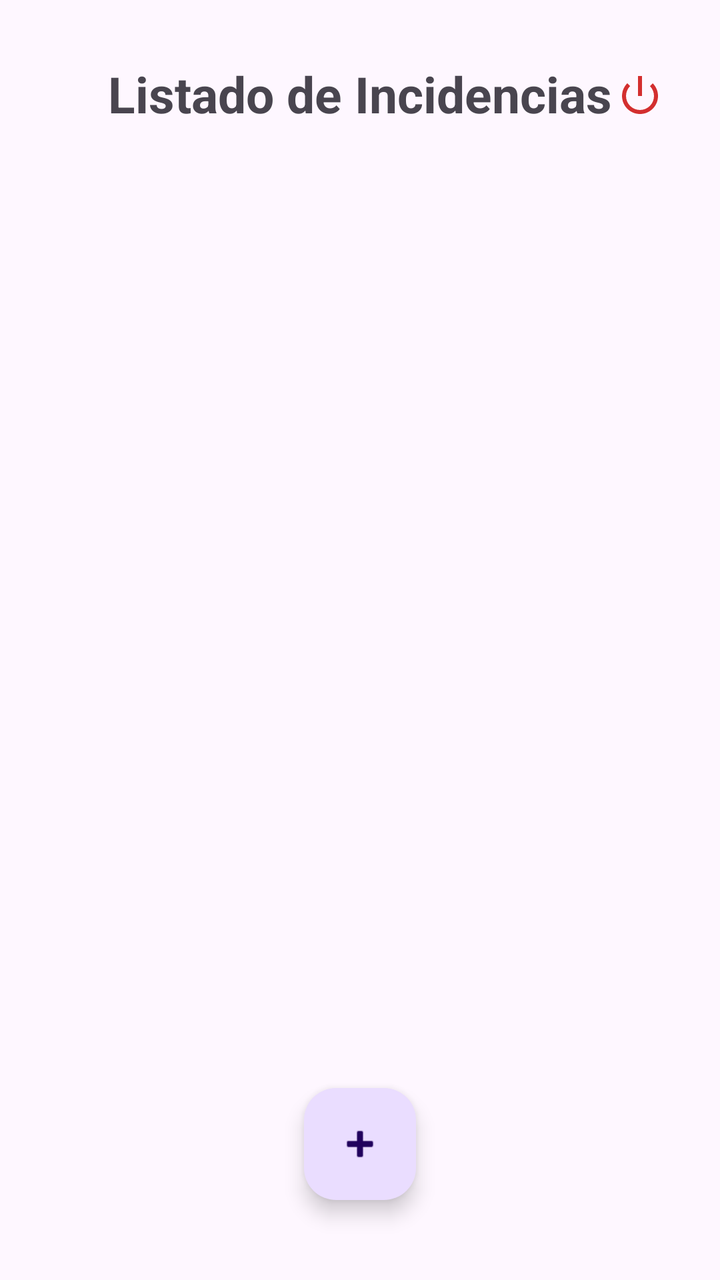
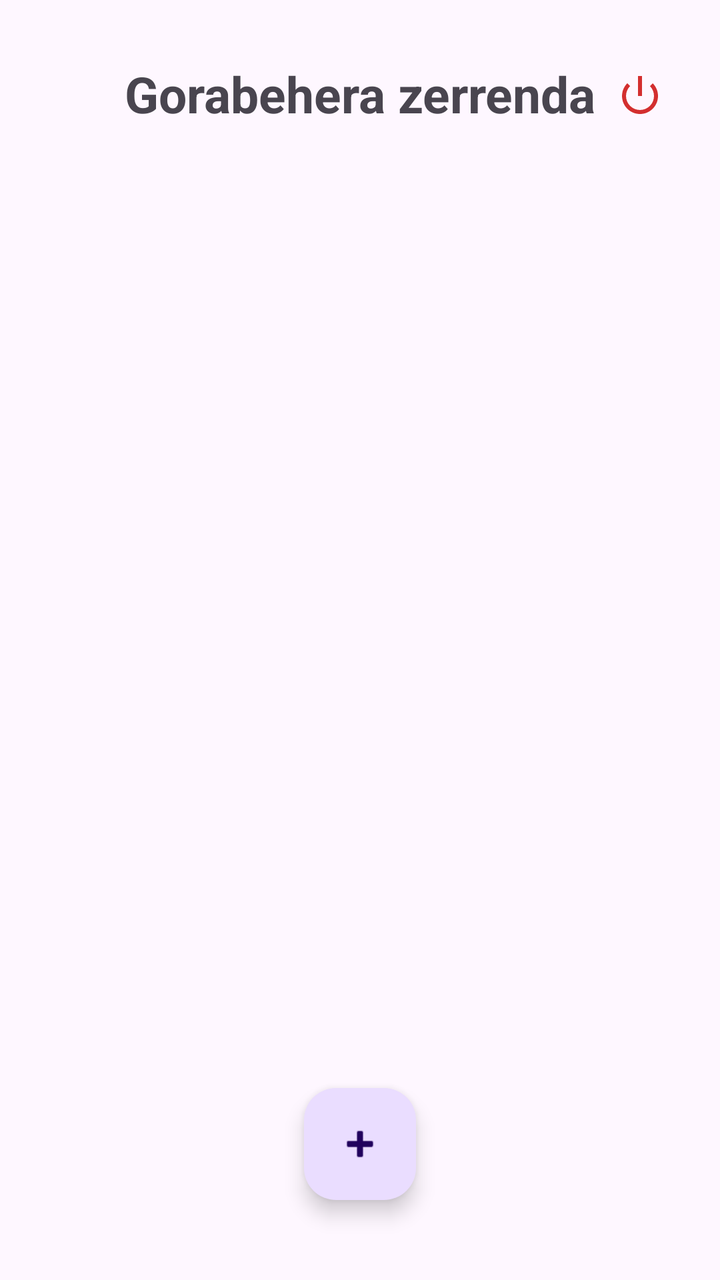

Two renders of the same Android screen: before a commit and after it. Below are the layout's source before the change and the commit's diff.
<!-- AndroidManifest.xml: application theme Theme.Erronka4 -->
<!-- res/layout/activity_incidencias.xml -->
<?xml version="1.0" encoding="utf-8"?>
<androidx.constraintlayout.widget.ConstraintLayout xmlns:android="http://schemas.android.com/apk/res/android"
    xmlns:app="http://schemas.android.com/apk/res-auto"
    xmlns:tools="http://schemas.android.com/tools"
    android:id="@+id/main"
    android:layout_width="match_parent"
    android:layout_height="match_parent"
    tools:context=".Incidencias">

    <TextView
        android:id="@+id/textView2"
        android:layout_width="wrap_content"
        android:layout_height="wrap_content"
        android:layout_marginTop="30dp"
        android:text="Listado de Incidencias"
        android:textSize="25sp"
        android:textStyle="bold"
        app:layout_constraintEnd_toEndOf="parent"
        app:layout_constraintStart_toStartOf="parent"
        app:layout_constraintTop_toTopOf="parent" />

    <ImageButton
        android:id="@+id/btnLogout"
        android:layout_width="48dp"
        android:layout_height="48dp"
        android:layout_marginTop="24dp"
        android:layout_marginEnd="16dp"
        android:background="?attr/selectableItemBackgroundBorderless"
        android:src="@android:drawable/ic_lock_power_off"
        android:contentDescription="Cerrar Sesión"
        app:layout_constraintEnd_toEndOf="parent"
        app:layout_constraintTop_toTopOf="parent"
        app:tint="#D32F2F" />

    <TextView
        android:id="@+id/tvEmptyView"
        android:layout_width="wrap_content"
        android:layout_height="wrap_content"
        android:text="Ez dago gorabeherarik"
        android:textSize="18sp"
        android:textStyle="italic"
        android:visibility="gone"
        app:layout_constraintBottom_toBottomOf="parent"
        app:layout_constraintEnd_toEndOf="parent"
        app:layout_constraintStart_toStartOf="parent"
        app:layout_constraintTop_toTopOf="parent" />

    <androidx.recyclerview.widget.RecyclerView
        android:id="@+id/rvIncidencias"
        android:layout_width="0dp"
        android:layout_height="0dp"
        android:layout_marginTop="20dp"
        app:layout_constraintBottom_toBottomOf="parent"
        app:layout_constraintEnd_toEndOf="parent"
        app:layout_constraintStart_toStartOf="parent"
        app:layout_constraintTop_toBottomOf="@+id/textView2" />

    <com.google.android.material.floatingactionbutton.FloatingActionButton
        android:id="@+id/btnAddIncidencia"
        android:layout_width="wrap_content"
        android:layout_height="wrap_content"
        android:layout_marginBottom="40dp"
        android:clickable="true"
        app:layout_constraintBottom_toBottomOf="parent"
        app:layout_constraintEnd_toEndOf="parent"
        app:layout_constraintStart_toStartOf="parent"
        app:srcCompat="@android:drawable/ic_input_add" />

</androidx.constraintlayout.widget.ConstraintLayout>
<!-- resources referenced by this layout -->
<resources>
  <style name="Theme.Erronka4" parent="Base.Theme.Erronka4" />
  <style name="Base.Theme.Erronka4" parent="Theme.Material3.DayNight.NoActionBar">
          
          
      </style>
</resources>

<!-- the commit's change to res/layout/activity_incidencias.xml (unified diff, before → after) -->
@@ -12,7 +12,7 @@
         android:layout_width="wrap_content"
         android:layout_height="wrap_content"
         android:layout_marginTop="30dp"
-        android:text="Listado de Incidencias"
+        android:text="Gorabehera zerrenda"
         android:textSize="25sp"
         android:textStyle="bold"
         app:layout_constraintEnd_toEndOf="parent"
@@ -66,4 +66,15 @@
         app:layout_constraintStart_toStartOf="parent"
         app:srcCompat="@android:drawable/ic_input_add" />
 
+    <Button
+        android:id="@+id/btnRegisterUser"
+        android:layout_width="wrap_content"
+        android:layout_height="wrap_content"
+        android:layout_marginTop="10dp"
+        android:text="Erabiltzaile berria"
+        android:visibility="gone"
+        app:layout_constraintEnd_toEndOf="parent"
+        app:layout_constraintStart_toStartOf="parent"
+        app:layout_constraintTop_toBottomOf="@+id/textView2" />
+
 </androidx.constraintlayout.widget.ConstraintLayout>
